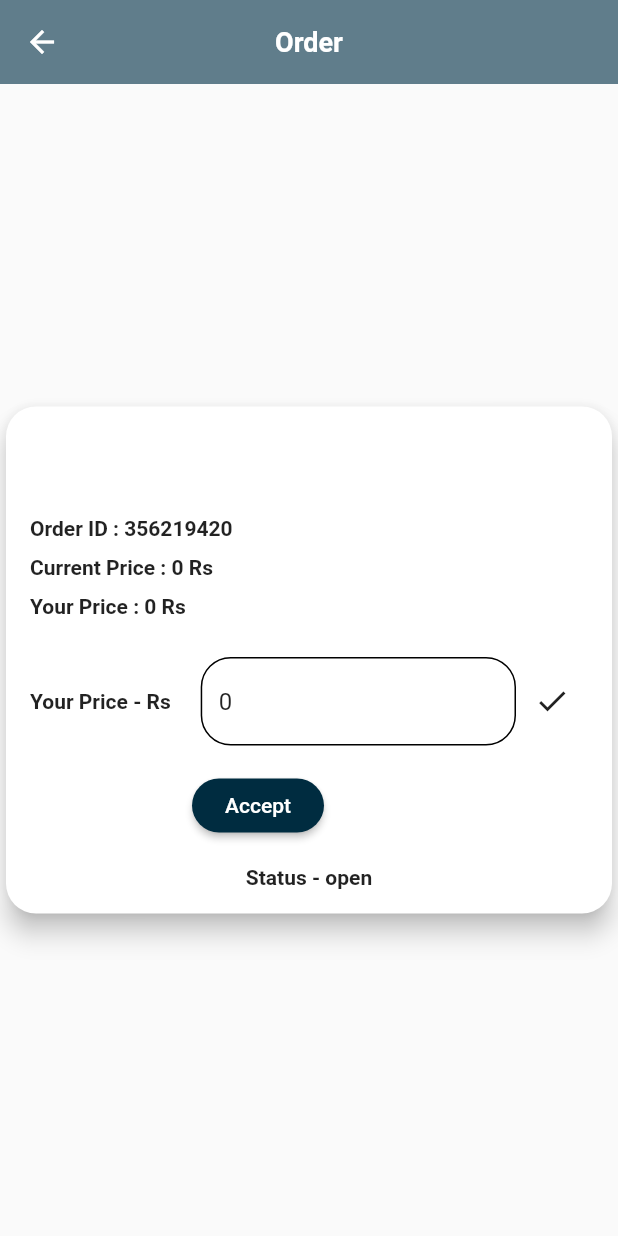
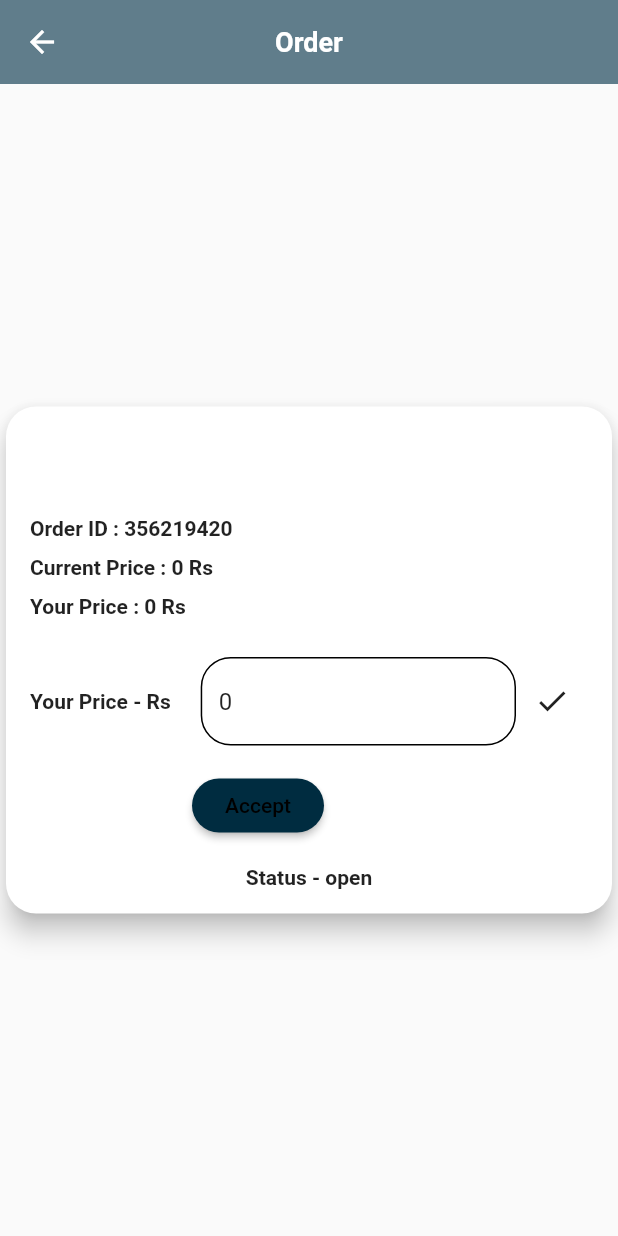
Before and after one commit to CyberWake/rtrigger, a Flutter app: the SanitizeConfirmScreen screen opened directly with empty values, after a tap on "Accept", on a phone screen of 412 x 824 dp. Run offline on Flutter 3.47's test engine with Material 2 defaults, Android fonts, the phone set to English and light mode, and no system bars; our stand-ins replace cloud_firestore, file_picker, firebase_auth, firebase_core, firebase_storage, geolocator and 1 more; missing offline and left inert: mailer, razorpay_flutter; accounts and stored records are empty; Roboto replaces fonts that are missing (RobotoCondensed).

Commit message:
Added payment metthod in Saloon and beauty parlour + sanitaizer and spray module

```diff
--- a/lib/screens/sanitize_confirm_screen.dart
+++ b/lib/screens/sanitize_confirm_screen.dart
@@ -3,7 +3,9 @@ import 'package:flutter/material.dart';
 import 'package:user/models/categories_enum.dart';
 import 'package:user/widgets/appbar_subcategory_screens.dart';
 import 'dart:math' as Math;
-
+import 'package:user/auth/auth.dart';
+import 'package:user/models/profile.dart';
+import 'package:razorpay_flutter/razorpay_flutter.dart';
 import 'package:user/widgets/loading_bar.dart';
 
 class SanitizeConfirmScreen extends StatefulWidget {
@@ -31,6 +33,70 @@ class _SanitizeConfirmScreenState extends State<SanitizeConfirmScreen> {
   final orderId = Math.Random().nextInt(1000000000);
   final scaffoldKey = GlobalKey<ScaffoldState>();
   final String collectionName = 'SanitizerVendorTemp';
+  Auth auth = Auth();
+  UserProfile profile;
+  Razorpay _razorpay;
+  bool isLoading = true;
+
+  void _handlePaymentError() async {
+    return await showDialog(
+        context: context,
+        builder: (_) => AlertDialog(
+          title: Text('An Error occured!'),
+          content: Text('Something went Wrong'),
+          actions: <Widget>[
+            FlatButton(
+              child: Text('Okay'),
+              onPressed: () {
+                Navigator.of(_).pop();
+              },
+            ),
+          ],
+        ));
+  }
+
+  void _handleExternalWallet() {
+    return;
+  }
+
+  void _handlePaymentSuccess() async {
+    return await showDialog(
+        context: context,
+        builder: (_) => AlertDialog(
+          title: Text('Hurray!'),
+          content: Text('Payment Successful.'),
+          actions: <Widget>[
+            FlatButton(
+              child: Text('Okay'),
+              onPressed: () {
+                Navigator.of(_).pop();
+              },
+            ),
+          ],
+        ));
+  }
+
+  Future<void> makePayment() async {
+    var options = {
+      'key': 'rzp_test_Fs6iRWL4ppk5ng',
+      'amount': widget.vendorPrice*100, //in paise so * 100
+      'name': 'Rtiggers',
+      'description':
+      'Order Payment for id - ' + profile.username + widget.vendorPrice.toString(),
+      'prefill': {'contact': profile.phone, 'email': profile.email},
+      "method": {
+        "netbanking": true,
+        "card": true,
+        "wallet": true,
+        "upi": true,
+      },
+    };
+    try {
+      _razorpay.open(options);
+    } catch (e) {
+      debugPrint(e);
+    }
+  }
 
   @override
   Widget build(BuildContext context) {
@@ -245,6 +311,7 @@ class _SanitizeConfirmScreenState extends State<SanitizeConfirmScreen> {
                                                       myPriceTextController
                                                           .text) {
                                                     // todo : Implement Payment
+                                                    makePayment();
                                                   } else {
                                                     scaffoldKey.currentState
                                                         .showSnackBar(SnackBar(
@@ -255,7 +322,7 @@ class _SanitizeConfirmScreenState extends State<SanitizeConfirmScreen> {
                                                 }
                                               : null,
                                           textColor: Colors.white,
-                                          child: Text('Accept'),
+                                          child: Text('Accept',style:TextStyle(color: Colors.black),),
                                           shape: RoundedRectangleBorder(
                                             borderRadius:
                                                 BorderRadius.circular(50.0),
@@ -290,7 +357,6 @@ class _SanitizeConfirmScreenState extends State<SanitizeConfirmScreen> {
 
   @override
   void initState() {
-    super.initState();
     String category;
     if (widget.category == Cards.cockroach)
       category = 'Cockroach';
@@ -311,5 +377,16 @@ class _SanitizeConfirmScreenState extends State<SanitizeConfirmScreen> {
       'cPrice': 0,
       'category': category,
     });
+    auth.getProfile().whenComplete(() {
+      profile = auth.profile;
+      setState(() {
+        isLoading = false;
+      });
+    });
+    _razorpay = Razorpay();
+    _razorpay.on(Razorpay.EVENT_PAYMENT_SUCCESS, _handlePaymentSuccess);
+    _razorpay.on(Razorpay.EVENT_PAYMENT_ERROR, _handlePaymentError);
+    _razorpay.on(Razorpay.EVENT_EXTERNAL_WALLET, _handleExternalWallet);
+    super.initState();
   }
 }
--- a/lib/screens/sanitizer_vendor_list_screen.dart
+++ b/lib/screens/sanitizer_vendor_list_screen.dart
@@ -3,7 +3,7 @@ import 'package:flutter/material.dart';
 import 'package:user/models/categories_enum.dart';
 import 'package:user/widgets/appbar_subcategory_screens.dart';
 import 'package:user/widgets/loading_bar.dart';
-import 'package:user/widgets/vendor_list_item.dart';
+import 'package:user/widgets/sanitizer_vendor_list_item.dart';
 
 class SanitizeVendorListScreen extends StatelessWidget {
   final Cards category;
@@ -31,7 +31,7 @@ class SanitizeVendorListScreen extends StatelessWidget {
                     ? 0
                     : snapshot.data.docs.length,
                 itemBuilder: (context, index) {
-                  return VendorListItem(
+                  return SanitizerVendorListItem(
                       vendorName: snapshot.data.docs[index].data()['name'],
                       location: snapshot.data.docs[index].data()['location'],
                       pricePerFeet:
--- a/lib/widgets/vendor_list_item.dart
+++ b/lib/widgets/sanitizer_vendor_list_item.dart
@@ -3,13 +3,13 @@ import 'package:user/models/categories_enum.dart';
 import '../screens/area_screen.dart';
 import '../screens/area_screen.dart';
 
-class VendorListItem extends StatelessWidget {
+class SanitizerVendorListItem extends StatelessWidget {
   final String vendorName;
   final String location;
   final String pricePerFeet;
   final Cards category;
   final String uid;
-  VendorListItem(
+  SanitizerVendorListItem(
       {@required this.vendorName,
       @required this.location,
       @required this.pricePerFeet,
```
Also changed, not shown: lib/widgets/saloon_services_list_tile.dart (+95 -4 lines).
